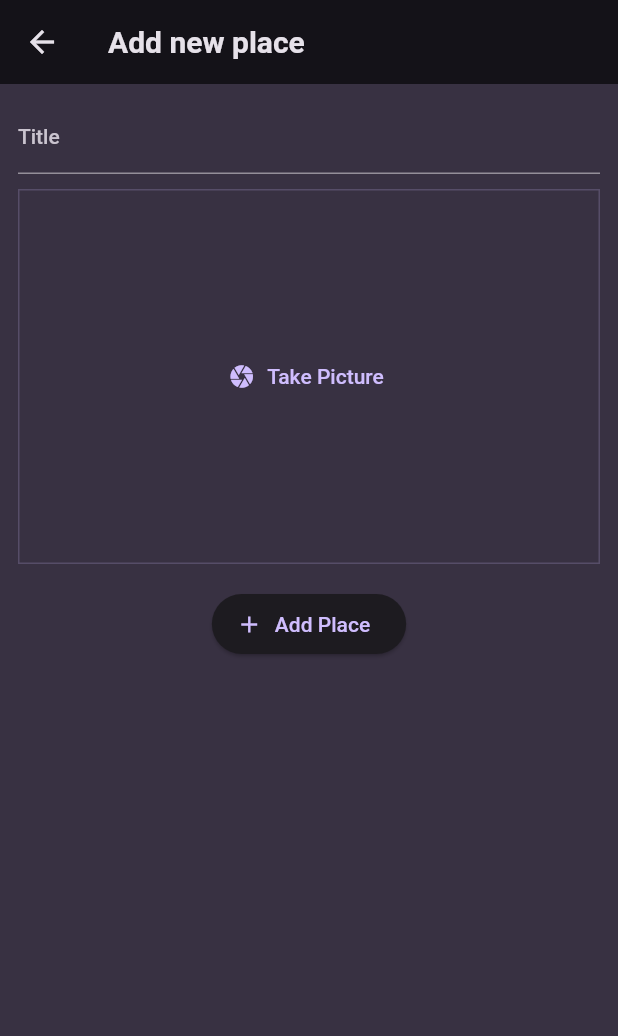
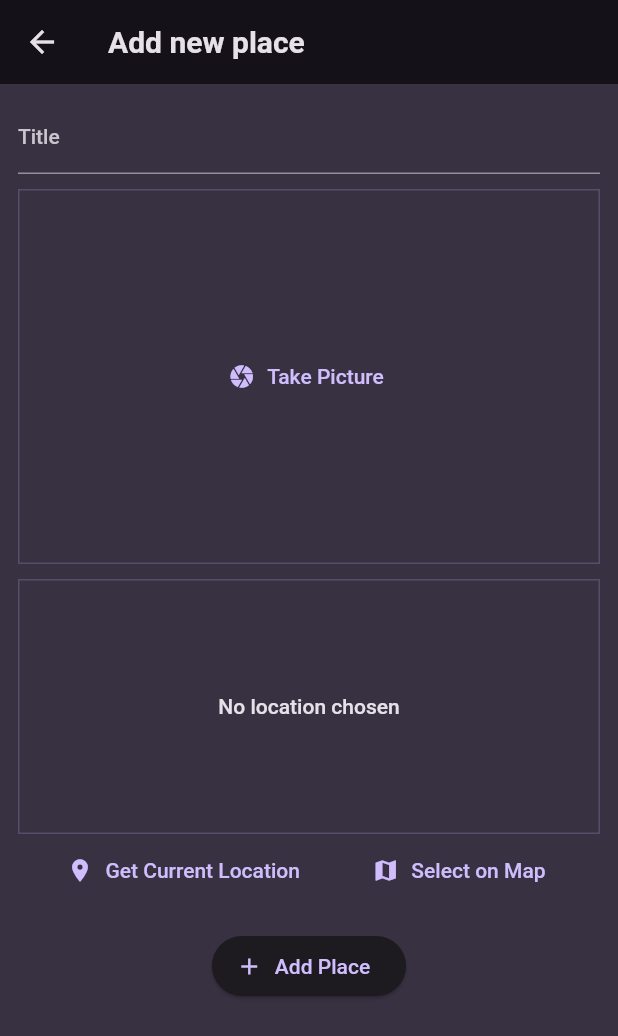
Before and after one commit to AdidayaOsha/Favorite_Places_App, a Flutter app: the AddPlaceScreen screen opened directly, on a phone screen of 412 x 824 dp. Shown: the top 1036 px of the screen. Run offline on Flutter 3.47's test engine with Material 2 defaults, Android fonts, the phone set to English and light mode, and no system bars; our stand-ins replace flutter_riverpod, google_fonts, image_picker.

Commit message:
add location library

```diff
--- a/lib/screens/add_place.dart
+++ b/lib/screens/add_place.dart
@@ -1,6 +1,7 @@
 import 'dart:io';
 import 'package:favorite_places/providers/user_places.dart';
 import 'package:favorite_places/widgets/image_input.dart';
+import 'package:favorite_places/widgets/location_input.dart';
 import 'package:flutter/material.dart';
 import 'package:flutter_riverpod/flutter_riverpod.dart';
 
@@ -70,7 +71,8 @@ class _AddPlaceScreenState extends ConsumerState<AddPlaceScreen> {
                 _selectedImage = image;
               },
             ),
-
+            const SizedBox(height: 10),
+            const LocationInput(),
             const SizedBox(height: 16),
             ElevatedButton.icon(
               onPressed: _savePlace,
--- /dev/null
+++ b/lib/widgets/location_input.dart
@@ -0,0 +1,53 @@
+import 'package:flutter/material.dart';
+
+class LocationInput extends StatefulWidget {
+  const LocationInput({super.key});
+
+  @override
+  State<LocationInput> createState() {
+    return _LocationInputState();
+  }
+}
+
+class _LocationInputState extends State<LocationInput> {
+  @override
+  Widget build(BuildContext context) {
+    return Column(
+      children: [
+        Container(
+          height: 170,
+          width: double.infinity,
+          alignment: Alignment.center,
+          decoration: BoxDecoration(
+            border: Border.all(
+              width: 1,
+              color: Theme.of(context).colorScheme.primary.withOpacity(0.2),
+            ),
+          ),
+          child: Text(
+            'No location chosen',
+            textAlign: TextAlign.center,
+            style: Theme.of(context).textTheme.bodyLarge!.copyWith(
+                  color: Theme.of(context).colorScheme.onBackground,
+                ),
+          ),
+        ),
+        Row(
+          mainAxisAlignment: MainAxisAlignment.spaceEvenly,
+          children: [
+            TextButton.icon(
+              icon: const Icon(Icons.location_on),
+              label: const Text('Get Current Location'),
+              onPressed: () {},
+            ),
+            TextButton.icon(
+              icon: const Icon(Icons.map),
+              label: const Text('Select on Map'),
+              onPressed: () {},
+            ),
+          ],
+        )
+      ],
+    );
+  }
+}
--- a/pubspec.yaml
+++ b/pubspec.yaml
@@ -39,6 +39,7 @@ dependencies:
   uuid: ^3.0.7
   flutter_riverpod: ^2.3.6
   image_picker: ^1.0.1
+  location: ^5.0.1
 
 dev_dependencies:
   flutter_test:
```
Also changed, not shown: lib/widgets/image_input.dart (+5 -4 lines), pubspec.lock, 2 other files.
